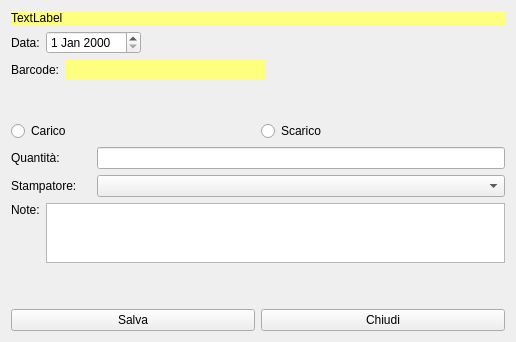
This is ftmodmov.ui in fblabs/CLTags as Qt 5 draws it before an edit. The edited form follows.
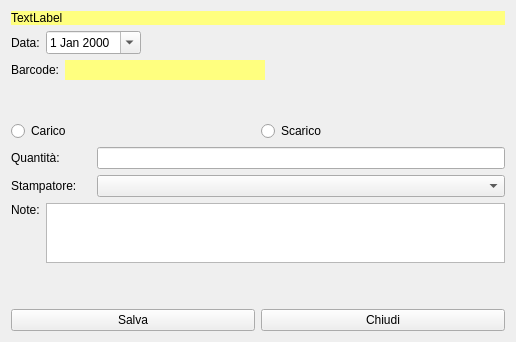
This is the edited form. Icons and pictures are not drawn.

What changed in the file:
```diff
--- a/ftmodmov.ui
+++ b/ftmodmov.ui
@@ -41,7 +41,11 @@
       </widget>
      </item>
      <item>
-      <widget class="QDateEdit" name="dateEdit"/>
+      <widget class="QDateEdit" name="dateEdit">
+       <property name="calendarPopup">
+        <bool>true</bool>
+       </property>
+      </widget>
      </item>
      <item>
       <spacer name="horizontalSpacer_2">
```
